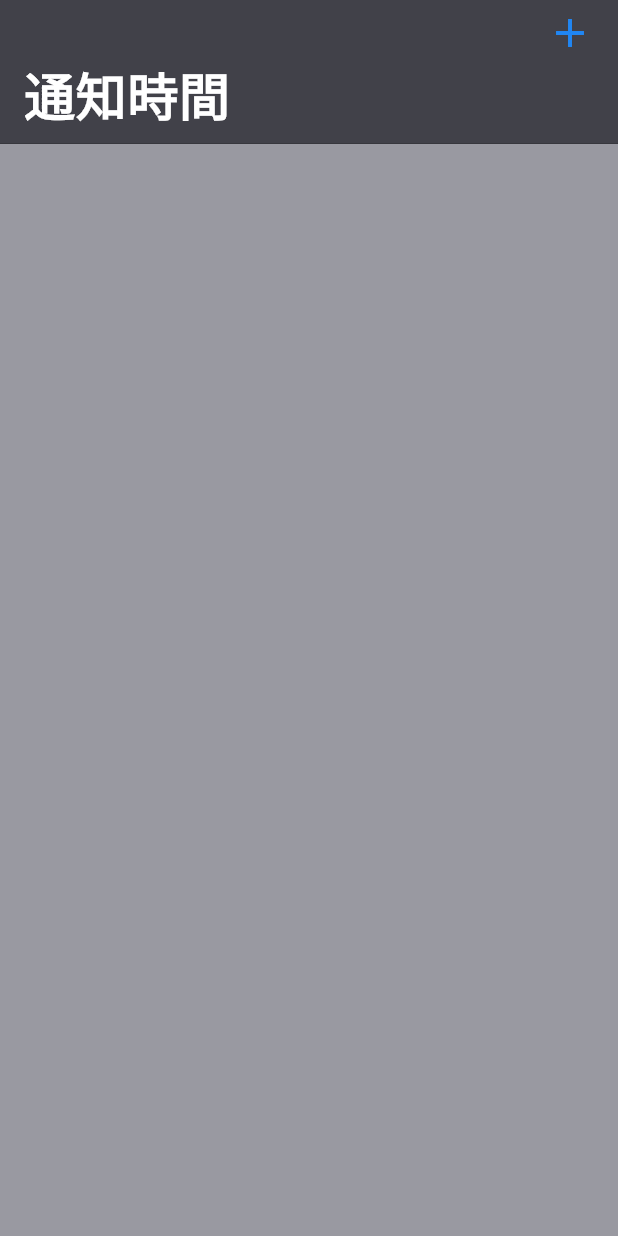
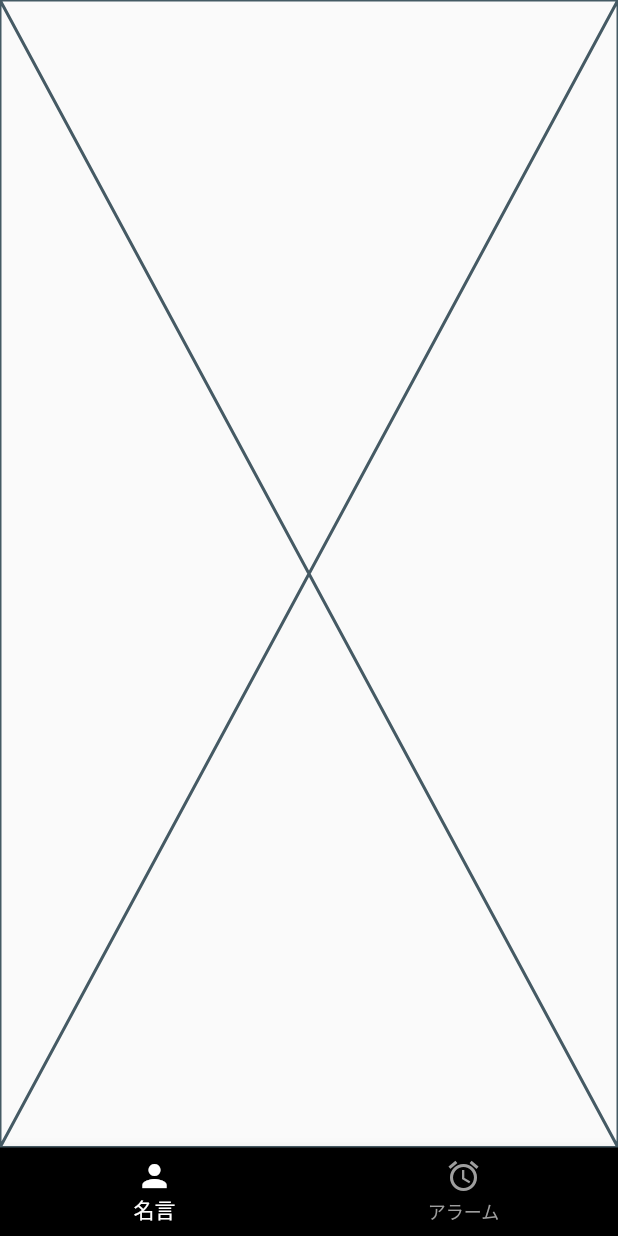
Before and after one commit to hashimo000/famous_quote_app, a Flutter app: the screen it shows after launch, on a phone screen of 412 x 824 dp. Run offline on Flutter 3.47's test engine with Material 2 defaults, Android fonts, the phone set to English and light mode, and no system bars; our stand-ins replace flutter_local_notifications, flutter_riverpod, flutter_slidable, sqflite; accounts and stored records are empty.

Commit message:
bottomnavigationbor

```diff
--- a/lib/main.dart
+++ b/lib/main.dart
@@ -1,11 +1,17 @@
 
+import 'package:famous_quote_app/pages/famous_quote_page.dart';
 import 'package:famous_quote_app/pages/home_page.dart';
 import 'package:flutter/material.dart';
 import 'package:flutter_local_notifications/flutter_local_notifications.dart';
+import 'package:flutter_riverpod/flutter_riverpod.dart';
 
 final FlutterLocalNotificationsPlugin flutterLocalNotificationsPlugin =FlutterLocalNotificationsPlugin();
 void main() {
-   runApp(MyApp());}
+  final app =MaterialApp(
+    debugShowCheckedModeBanner: false,
+    home: MyApp());
+  final scope =ProviderScope(child: app);
+   runApp(scope);}
 //DarwinNotificationDetails()
 void notification() async {
 
@@ -28,17 +34,44 @@ void notification() async {
   );
 }
 
+final indexProvider = StateProvider((ref) {
+  return 0;
+});
 
-class MyApp extends StatelessWidget {
+class MyApp extends ConsumerWidget {
   @override
-  Widget build(BuildContext context) {
-    return MaterialApp(
-      title: 'Flutter Demo',
-      debugShowCheckedModeBanner: false,
-      theme: ThemeData(
-        primarySwatch: Colors.blue,
-      ),
-      home: const MyHomePage(title: 'Flutter Demo Home Page'),
+  Widget build(BuildContext context,WidgetRef ref) {
+    final index =ref.watch(indexProvider);
+
+    final items=[
+      BottomNavigationBarItem(
+        icon:Icon(Icons.person),
+        label: "名言",
+        ),
+      BottomNavigationBarItem(
+          icon:Icon(Icons.alarm),
+          label: "アラーム",
+          ),
+
+    ];
+    final bar =BottomNavigationBar(
+      items:items,
+      backgroundColor: Colors.black,
+      selectedItemColor: Colors.white,
+      unselectedItemColor: Colors.grey,
+      currentIndex: index,
+      onTap: (index){
+        ref.read(indexProvider.notifier).state=index;
+      },
+    );
+    final pages=[
+      Famous_Quote_Page(),
+      MyHomePage(title: "アラーム")
+    ];
+    return Scaffold(
+      body: pages[index],
+      bottomNavigationBar: bar,
+
     );
   }
 }
--- /dev/null
+++ b/lib/pages/famous_quote_page.dart
@@ -0,0 +1,11 @@
+import 'package:flutter/foundation.dart';
+import 'package:flutter/material.dart';
+
+class Famous_Quote_Page extends StatelessWidget {
+  const Famous_Quote_Page({super.key});
+
+  @override
+  Widget build(BuildContext context) {
+    return const Placeholder();
+  }
+}
```
